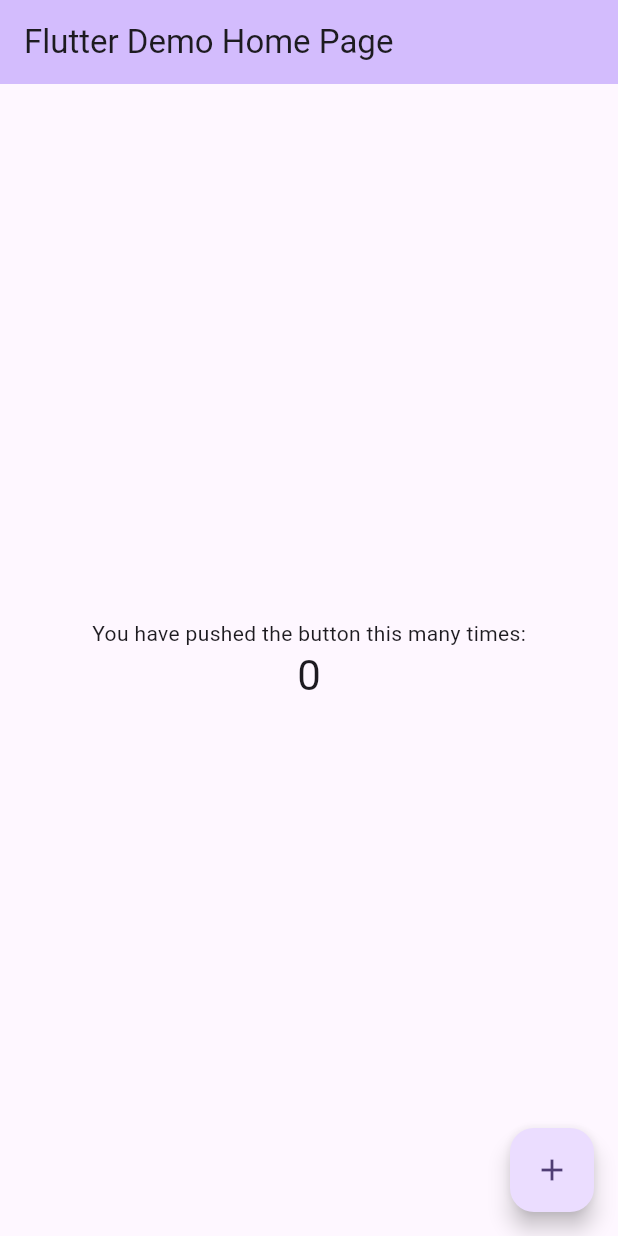
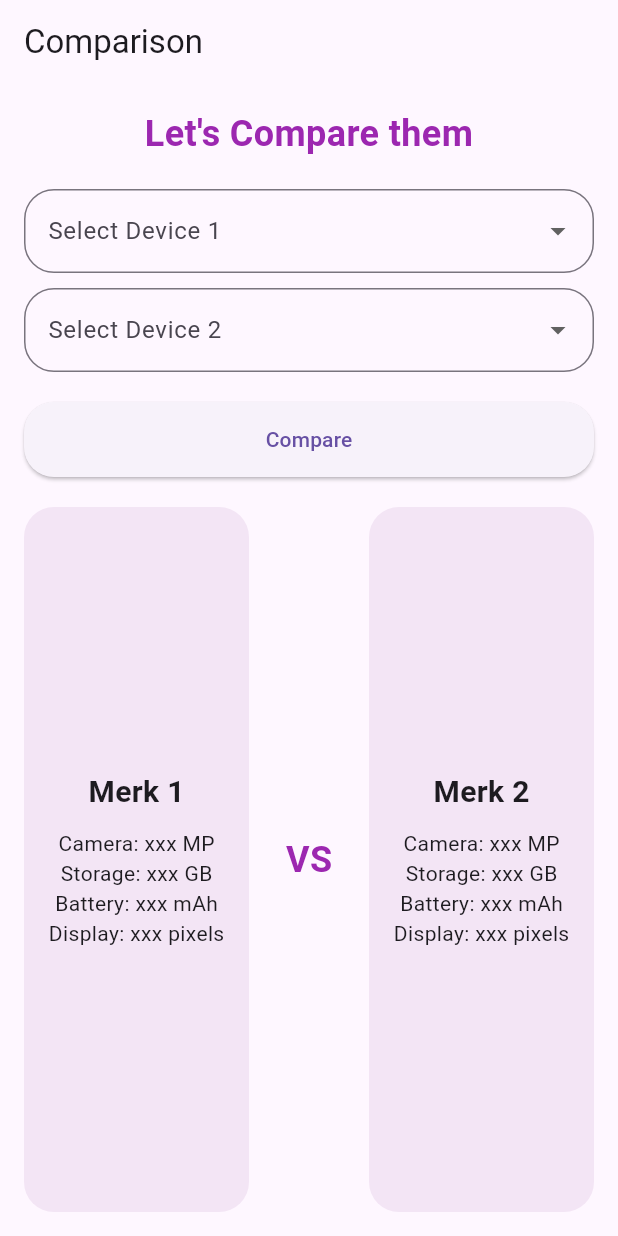
Before and after one commit to JakEt-JakartaGadget/JakEt-mobile, a Flutter app: the screen it shows after launch, on a phone screen of 412 x 824 dp. Run offline on Flutter 3.47's test engine with Material 3 defaults, Android fonts, the phone set to English and light mode, and no system bars.

Commit message:
comparison awal2, belum jadi

```diff
--- a/lib/main.dart
+++ b/lib/main.dart
@@ -1,125 +1,22 @@
 import 'package:flutter/material.dart';
+import 'screens/comparison_screen.dart';
 
 void main() {
-  runApp(const MyApp());
+  runApp(const ComparisonApp());
 }
 
-class MyApp extends StatelessWidget {
-  const MyApp({super.key});
+class ComparisonApp extends StatelessWidget {
+  const ComparisonApp({super.key});
 
-  // This widget is the root of your application.
   @override
   Widget build(BuildContext context) {
     return MaterialApp(
-      title: 'Flutter Demo',
+      debugShowCheckedModeBanner: false,
+      title: 'Comparison App',
       theme: ThemeData(
-        // This is the theme of your application.
-        //
-        // TRY THIS: Try running your application with "flutter run". You'll see
-        // the application has a purple toolbar. Then, without quitting the app,
-        // try changing the seedColor in the colorScheme below to Colors.green
-        // and then invoke "hot reload" (save your changes or press the "hot
-        // reload" button in a Flutter-supported IDE, or press "r" if you used
-        // the command line to start the app).
-        //
-        // Notice that the counter didn't reset back to zero; the application
-        // state is not lost during the reload. To reset the state, use hot
-        // restart instead.
-        //
-        // This works for code too, not just values: Most code changes can be
-        // tested with just a hot reload.
-        colorScheme: ColorScheme.fromSeed(seedColor: Colors.deepPurple),
-        useMaterial3: true,
+        primarySwatch: Colors.purple,
       ),
-      home: const MyHomePage(title: 'Flutter Demo Home Page'),
+      home: const ComparisonScreen(),
     );
   }
 }
-
-class MyHomePage extends StatefulWidget {
-  const MyHomePage({super.key, required this.title});
-
-  // This widget is the home page of your application. It is stateful, meaning
-  // that it has a State object (defined below) that contains fields that affect
-  // how it looks.
-
-  // This class is the configuration for the state. It holds the values (in this
-  // case the title) provided by the parent (in this case the App widget) and
-  // used by the build method of the State. Fields in a Widget subclass are
-  // always marked "final".
-
-  final String title;
-
-  @override
-  State<MyHomePage> createState() => _MyHomePageState();
-}
-
-class _MyHomePageState extends State<MyHomePage> {
-  int _counter = 0;
-
-  void _incrementCounter() {
-    setState(() {
-      // This call to setState tells the Flutter framework that something has
-      // changed in this State, which causes it to rerun the build method below
-      // so that the display can reflect the updated values. If we changed
-      // _counter without calling setState(), then the build method would not be
-      // called again, and so nothing would appear to happen.
-      _counter++;
-    });
-  }
-
-  @override
-  Widget build(BuildContext context) {
-    // This method is rerun every time setState is called, for instance as done
-    // by the _incrementCounter method above.
-    //
-    // The Flutter framework has been optimized to make rerunning build methods
-    // fast, so that you can just rebuild anything that needs updating rather
-    // than having to individually change instances of widgets.
-    return Scaffold(
-      appBar: AppBar(
-        // TRY THIS: Try changing the color here to a specific color (to
-        // Colors.amber, perhaps?) and trigger a hot reload to see the AppBar
-        // change color while the other colors stay the same.
-        backgroundColor: Theme.of(context).colorScheme.inversePrimary,
-        // Here we take the value from the MyHomePage object that was created by
-        // the App.build method, and use it to set our appbar title.
-        title: Text(widget.title),
-      ),
-      body: Center(
-        // Center is a layout widget. It takes a single child and positions it
-        // in the middle of the parent.
-        child: Column(
-          // Column is also a layout widget. It takes a list of children and
-          // arranges them vertically. By default, it sizes itself to fit its
-          // children horizontally, and tries to be as tall as its parent.
-          //
-          // Column has various properties to control how it sizes itself and
-          // how it positions its children. Here we use mainAxisAlignment to
-          // center the children vertically; the main axis here is the vertical
-          // axis because Columns are vertical (the cross axis would be
-          // horizontal).
-          //
-          // TRY THIS: Invoke "debug painting" (choose the "Toggle Debug Paint"
-          // action in the IDE, or press "p" in the console), to see the
-          // wireframe for each widget.
-          mainAxisAlignment: MainAxisAlignment.center,
-          children: <Widget>[
-            const Text(
-              'You have pushed the button this many times:',
-            ),
-            Text(
-              '$_counter',
-              style: Theme.of(context).textTheme.headlineMedium,
-            ),
-          ],
-        ),
-      ),
-      floatingActionButton: FloatingActionButton(
-        onPressed: _incrementCounter,
-        tooltip: 'Increment',
-        child: const Icon(Icons.add),
-      ), // This trailing comma makes auto-formatting nicer for build methods.
-    );
-  }
-}
--- /dev/null
+++ b/lib/screens/comparison_screen.dart
@@ -0,0 +1,70 @@
+import 'package:flutter/material.dart';
+import '../widgets/device_dropdown.dart';
+import '../widgets/comparison_card.dart';
+
+class ComparisonScreen extends StatelessWidget {
+  const ComparisonScreen({super.key});
+
+  @override
+  Widget build(BuildContext context) {
+    return Scaffold(
+      appBar: AppBar(
+        title: const Text("Comparison"),
+      ),
+      body: Padding(
+        padding: const EdgeInsets.all(16.0),
+        child: Column(
+          crossAxisAlignment: CrossAxisAlignment.stretch,
+          children: [
+            const Text(
+              "Let's Compare them",
+              textAlign: TextAlign.center,
+              style: TextStyle(
+                fontSize: 24,
+                fontWeight: FontWeight.bold,
+                color: Colors.purple,
+              ),
+            ),
+            const SizedBox(height: 20),
+            const DeviceDropdown(label: "Select Device 1"),
+            const SizedBox(height: 10),
+            const DeviceDropdown(label: "Select Device 2"),
+            const SizedBox(height: 20),
+            ElevatedButton(
+              onPressed: () {
+                // Tambahkan fungsi tombol
+              },
+              child: const Text("Compare"),
+              style: ElevatedButton.styleFrom(
+                shape: RoundedRectangleBorder(
+                  borderRadius: BorderRadius.circular(20),
+                ),
+                padding: const EdgeInsets.symmetric(vertical: 15),
+              ),
+            ),
+            const SizedBox(height: 20),
+            Expanded(
+              child: Row(
+                mainAxisAlignment: MainAxisAlignment.spaceBetween,
+                children: const [
+                  ComparisonCard(brand: "Merk 1"),
+                  Center(
+                    child: Text(
+                      "VS",
+                      style: TextStyle(
+                        fontSize: 24,
+                        fontWeight: FontWeight.bold,
+                        color: Colors.purple,
+                      ),
+                    ),
+                  ),
+                  ComparisonCard(brand: "Merk 2"),
+                ],
+              ),
+            ),
+          ],
+        ),
+      ),
+    );
+  }
+}
--- /dev/null
+++ b/lib/widgets/comparison_card.dart
@@ -0,0 +1,36 @@
+import 'package:flutter/material.dart';
+
+class ComparisonCard extends StatelessWidget {
+  final String brand;
+
+  const ComparisonCard({Key? key, required this.brand}) : super(key: key);
+
+  @override
+  Widget build(BuildContext context) {
+    return Container(
+      width: 150,
+      padding: const EdgeInsets.all(16.0),
+      decoration: BoxDecoration(
+        color: Colors.purple[50],
+        borderRadius: BorderRadius.circular(20),
+      ),
+      child: Column(
+        mainAxisAlignment: MainAxisAlignment.center,
+        children: [
+          Text(
+            brand,
+            style: const TextStyle(
+              fontSize: 20,
+              fontWeight: FontWeight.bold,
+            ),
+          ),
+          const SizedBox(height: 10),
+          const Text("Camera: xxx MP"),
+          const Text("Storage: xxx GB"),
+          const Text("Battery: xxx mAh"),
+          const Text("Display: xxx pixels"),
+        ],
+      ),
+    );
+  }
+}
--- /dev/null
+++ b/lib/widgets/device_dropdown.dart
@@ -0,0 +1,32 @@
+import 'package:flutter/material.dart';
+
+class DeviceDropdown extends StatelessWidget {
+  final String label;
+
+  const DeviceDropdown({Key? key, required this.label}) : super(key: key);
+
+  @override
+  Widget build(BuildContext context) {
+    return DropdownButtonFormField<String>(
+      decoration: InputDecoration(
+        labelText: label,
+        border: OutlineInputBorder(
+          borderRadius: BorderRadius.circular(20),
+        ),
+      ),
+      items: [
+        DropdownMenuItem(
+          value: "Device 1",
+          child: Text("Device 1"),
+        ),
+        DropdownMenuItem(
+          value: "Device 2",
+          child: Text("Device 2"),
+        ),
+      ],
+      onChanged: (value) {
+        // Tambahkan fungsi
+      },
+    );
+  }
+}
```
